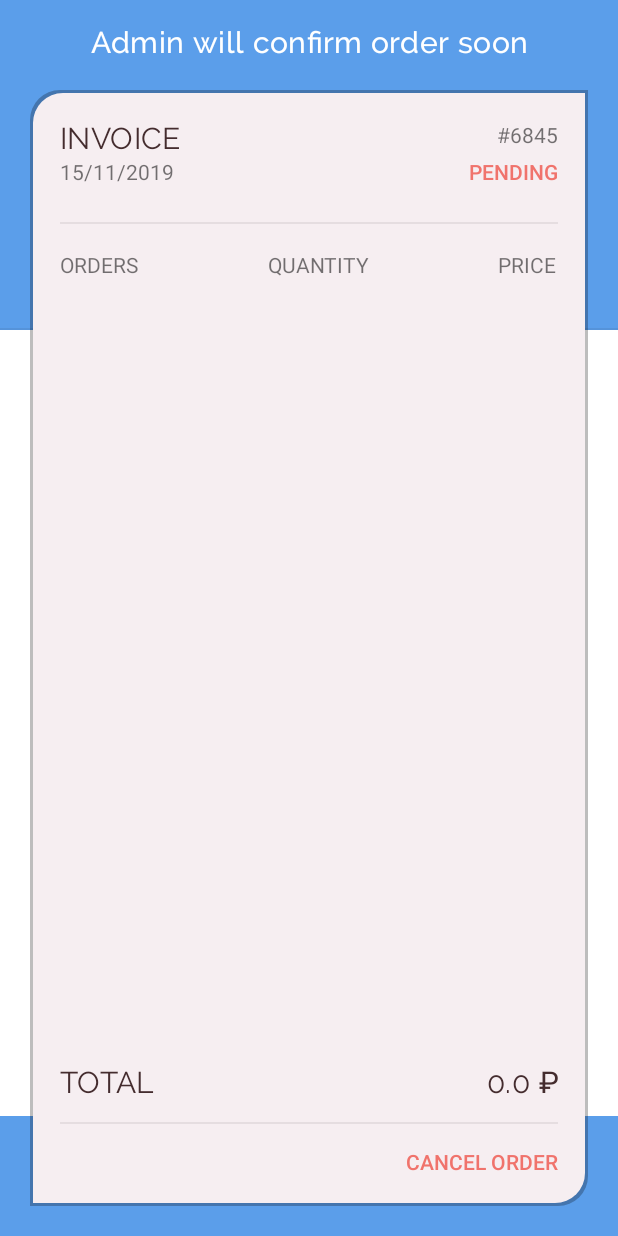
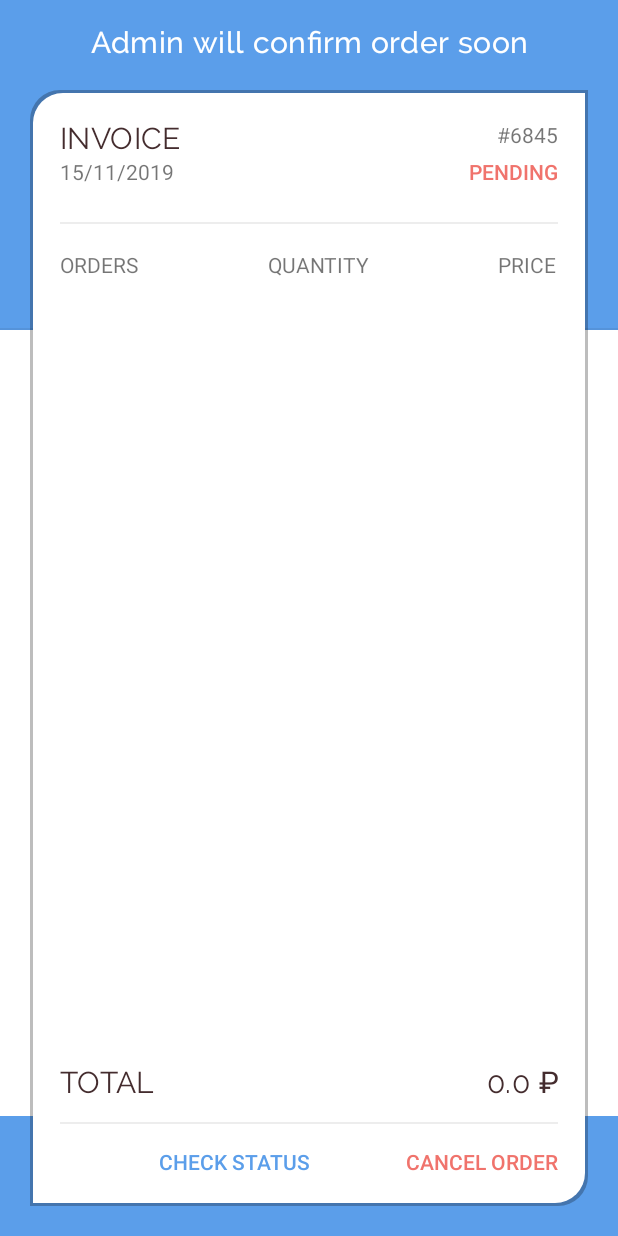
Before and after one commit to imustafin/innopolis-express, an Android app: the InvoiceActivity screen opened directly, with no data from a screen before it, on a phone screen of 412 x 824 dp. Run offline under Robolectric (Android 15) with nearby library versions, the phone set to English and light mode, and no system bars; our stand-ins replace Firebase (no records; nobody signed in at launch, a user with empty details on screens opened directly); 3 statements that could not run were skipped.

Commit message:
Check Order Status in Browser

```diff
--- a/MVP/app/src/main/res/drawable/invoice_rounded_corners.xml
+++ b/MVP/app/src/main/res/drawable/invoice_rounded_corners.xml
@@ -14,7 +14,7 @@
         android:bottom="2dp"
         android:right="2dp">
         <shape android:shape="rectangle">
-            <solid android:color="#f6eef1" />
+            <solid android:color="#fff" />
             <corners android:topLeftRadius="20dp"
                 android:bottomRightRadius="20dp"/>
         </shape>
--- a/MVP/app/src/main/res/layout/activity_invoice.xml
+++ b/MVP/app/src/main/res/layout/activity_invoice.xml
@@ -193,6 +193,17 @@
                                 android:layout_weight="1"
                                 android:clickable="true"
                                 android:gravity="end"
+                                android:onClick="onStatusCheck"
+                                android:text="@string/status_check"
+                                android:textAllCaps="true"
+                                android:textColor="@color/colorPrimary" />
+                            <TextView
+                                style="@style/TextAppearance.AppCompat.Body2"
+                                android:layout_width="0dp"
+                                android:layout_height="wrap_content"
+                                android:layout_weight="1"
+                                android:clickable="true"
+                                android:gravity="end"
                                 android:onClick="onCancelClick"
                                 android:text="@string/cancel_order"
                                 android:textAllCaps="true"
--- a/MVP/app/src/main/res/values/strings.xml
+++ b/MVP/app/src/main/res/values/strings.xml
@@ -23,6 +23,7 @@
     <string name="orderDate">16/4/2020</string>
     <string name="total">TOTAL</string>
     <string name="cancel_order">CANCEL ORDER</string>
+    <string name="status_check">CHECK STATUS</string>
 
 
     <!-- Strings related to login -->
```
Also changed, not shown: MVP/app/src/main/java/mfq/com/refooddelivery2/activity/InvoiceActivity.java (+9 -1 lines).
